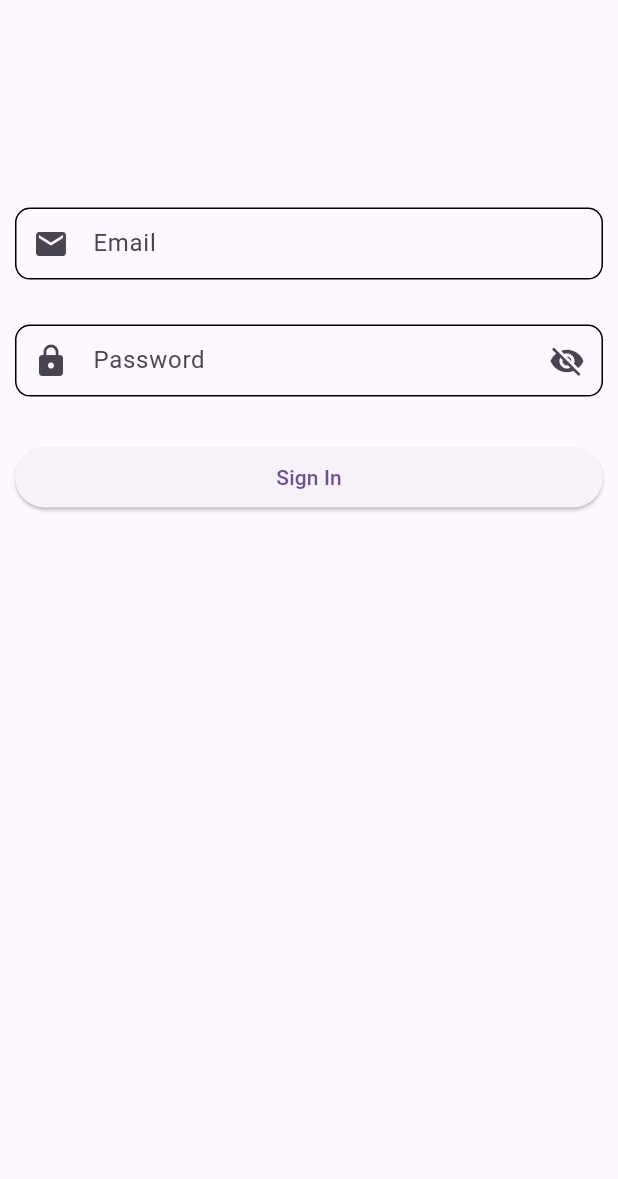
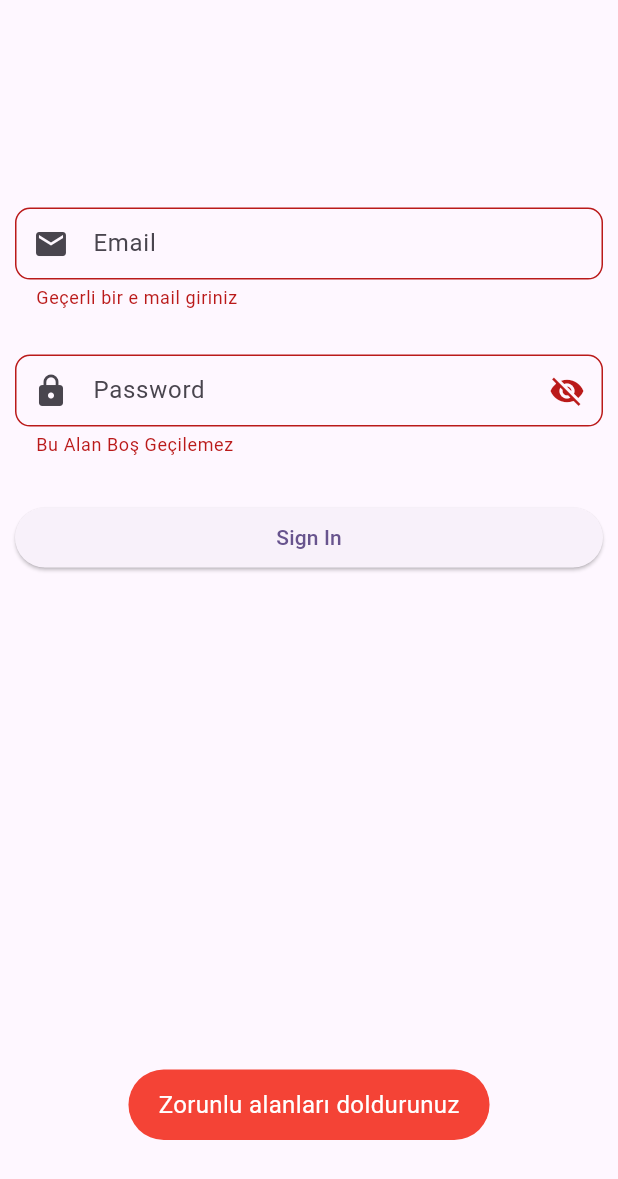
Before and after one commit to cuneyt0/Voco_Case, a Flutter app: the screen it shows after launch, after a tap on "Sign In", on a phone screen of 412 x 824 dp. Shown: the top 1179 px of the screen. Run offline on Flutter 3.47's test engine with Material 2 defaults, Android fonts, the phone set to English and light mode, and no system bars; our stand-ins replace connectivity, dio, flutter_easyloading, flutter_riverpod, fluttertoast, freezed_annotation.

Commit message:
Voco#development added passwordValidation

```diff
--- a/lib/app/screen/sign_in/controller/signIn_controller.dart
+++ b/lib/app/screen/sign_in/controller/signIn_controller.dart
@@ -8,12 +8,21 @@ import 'package:voco_case/app/utilities/toast_manager/toast_manager.dart';
 import 'package:voco_case/core/freezed/result_state.dart';
 
 class SignInController extends ChangeNotifier {
-  bool isShowPassword = false;
   final TextEditingController emailController = TextEditingController();
   final TextEditingController passwordController = TextEditingController();
   final GlobalKey<FormState> formKey = GlobalKey();
+  bool isShowPassword = false;
   ResultState<SignIn, SwError> resultState = const Idle();
-  Future<void> postSignIn() async {
+
+  Future<void> signInButton() async {
+    if (formKey.currentState != null && formKey.currentState!.validate()) {
+      _postSignIn();
+    } else {
+      ToastManager.showError("Zorunlu alanları doldurunuz");
+    }
+  }
+
+  Future<void> _postSignIn() async {
     resultState = const Pending();
 
     var result = await NetworkExecuter.shared.execute<SignIn, SignIn>(
@@ -35,7 +44,7 @@ class SignInController extends ChangeNotifier {
     notifyListeners();
   }
 
-  String? validateEmail({String? value}) {
+  String? emailValidation({String? value}) {
     const pattern =
         r'^(([^<>()[\]\\.,;:\s@\"]+(\.[^<>()[\]\\.,;:\s@\"]+)*)|(\".+\"))@((\[[0-9]{1,3}\.[0-9]{1,3}\.[0-9]{1,3}\.[0-9]{1,3}\])|(([a-zA-Z\-0-9]+\.)+[a-zA-Z]{2,}))$';
     final regex = RegExp(pattern);
@@ -45,4 +54,12 @@ class SignInController extends ChangeNotifier {
       return null;
     }
   }
+
+  String? passwordValidation({String? value}) {
+    if (value?.isEmpty == true) {
+      return 'Bu Alan Boş Geçilemez';
+    } else {
+      return null;
+    }
+  }
 }
--- a/lib/app/screen/sign_in/view/signIn_view.dart
+++ b/lib/app/screen/sign_in/view/signIn_view.dart
@@ -31,22 +31,20 @@ class SignInView extends ConsumerWidget {
 
   List<Widget> _bodyList(BuildContext context, SignInController read,
           SignInController watch) =>
-      [
-        _email(watch),
-        _password(watch),
-        ElevatedButton(
-            onPressed: () {
-              read.postSignIn();
-            },
-            child: const Text(signInButtonName))
-      ];
+      [_email(watch), _password(watch), _signInButton(read)];
+
+  ElevatedButton _signInButton(SignInController read) {
+    return ElevatedButton(
+        onPressed: () async => await read.signInButton(),
+        child: const Text(signInButtonName));
+  }
 
   VacoTextField _email(SignInController watch) {
     return VacoTextField(
       controller: watch.emailController,
       hintText: email,
       keyboardType: TextInputType.emailAddress,
-      validator: (value) => watch.validateEmail(value: value),
+      validator: (value) => watch.emailValidation(value: value),
       prefixIcon: const Icon(Icons.email),
     );
   }
@@ -58,11 +56,13 @@ class SignInView extends ConsumerWidget {
       obscureText: !watch.isShowPassword,
       keyboardType: TextInputType.visiblePassword,
       prefixIcon: const Icon(Icons.lock),
+      validator: (value) => watch.passwordValidation(value: value),
       suffixIcon: InkWell(
-          onTap: watch.showPassword,
-          child: Icon(
-            watch.isShowPassword ? Icons.visibility : Icons.visibility_off,
-          )),
+        onTap: watch.showPassword,
+        child: Icon(
+          watch.isShowPassword ? Icons.visibility : Icons.visibility_off,
+        ),
+      ),
     );
   }
 }
```
